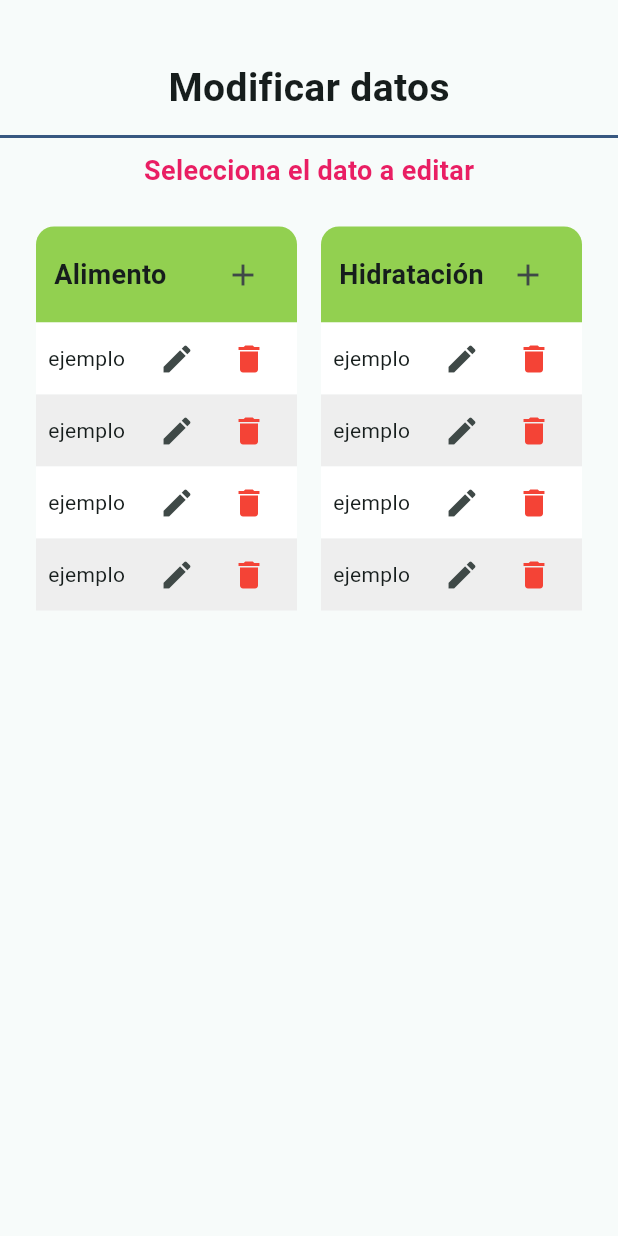
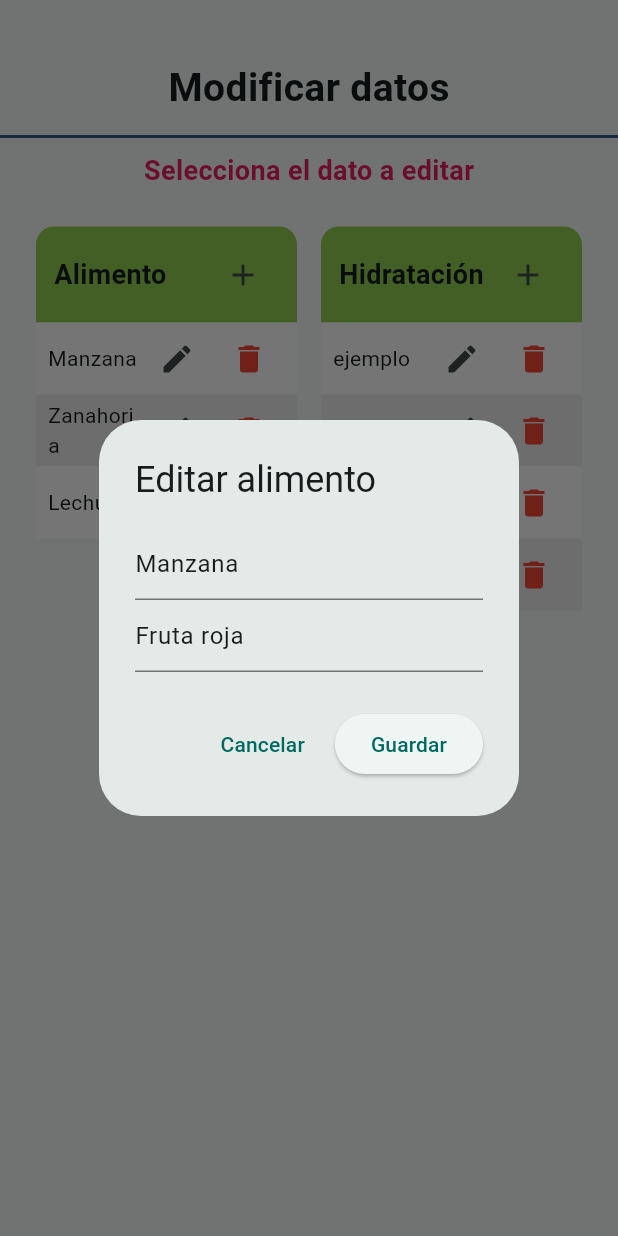
Before and after one commit to CodeAnd-Co/TECH-NEBRIOS-FLUTTER, a Flutter app: the screen it shows after launch, after a tap on the "edit" icon, on a phone screen of 412 x 824 dp. Run offline on Flutter 3.47's test engine with Material 3 defaults, Android fonts, the phone set to English and light mode, and no system bars.

Commit message:
Implementar edición de  alimentos

```diff
--- /dev/null
+++ b/tech_nebrios_tracker/lib/data/models/alimento_model.dart
@@ -0,0 +1,17 @@
+class Alimento {
+  final int idAlimento;
+  final String nombreAlimento;
+  final String descripcionAlimento;
+
+  Alimento({
+    required this.idAlimento,
+    required this.nombreAlimento,
+    required this.descripcionAlimento,
+  });
+
+  factory Alimento.fromJson(Map<String, dynamic> json) => Alimento(
+    idAlimento: json['idAlimento'],
+    nombreAlimento: json['nombreAlimento'],
+    descripcionAlimento: json['descripcionAlimento'],
+  );
+}
--- /dev/null
+++ b/tech_nebrios_tracker/lib/data/repositories/alimento_repository.dart
@@ -0,0 +1,18 @@
+import '../models/alimento_model.dart';
+import '../services/alimentacion_service.dart';
+
+class AlimentoRepository {
+  final AlimentacionService _service;
+
+  AlimentoRepository(this._service);
+
+  /// Obtiene la lista de alimentos
+  Future<List<Alimento>> obtenerAlimentos() async {
+    return await _service.obtenerAlimentos();
+  }
+
+  /// Edita un alimento existente
+  Future<void> editarAlimento(Alimento comida) async {
+    await _service.editarAlimento(comida);
+  }
+}
--- /dev/null
+++ b/tech_nebrios_tracker/lib/data/services/alimentacion_service.dart
@@ -0,0 +1,53 @@
+import 'dart:convert';
+import 'package:http/http.dart' as http;
+import '../models/alimento_model.dart';
+
+class AlimentacionService {
+  static const _baseUrl = 'http://localhost:3000';
+
+  // Temporal: datos de ejemplo sin usar la API
+  Future<List<Alimento>> obtenerAlimentos() async {
+    // Simula un retardo como si fuera una llamada de red
+    await Future.delayed(const Duration(milliseconds: 500));
+    return [
+      Alimento(
+        idAlimento: 1,
+        nombreAlimento: 'Manzana',
+        descripcionAlimento: 'Fruta roja',
+      ),
+      Alimento(
+        idAlimento: 2,
+        nombreAlimento: 'Zanahoria',
+        descripcionAlimento: 'Verdura anaranjada',
+      ),
+      Alimento(
+        idAlimento: 3,
+        nombreAlimento: 'Lechuga',
+        descripcionAlimento: 'Hoja verde',
+      ),
+    ];
+  }
+
+  /// Envía la petición de editar
+  Future<void> editarAlimento(Alimento alimento) async {
+    final uri = Uri.parse(
+      '$_baseUrl/alimentacion/editar/${alimento.idAlimento}',
+    );
+    final payload = {
+      'nombreAlimento': alimento.nombreAlimento,
+      'descripcionAlimento': alimento.descripcionAlimento,
+    };
+
+    final response = await http.put(
+      uri,
+      headers: {'Content-Type': 'application/json'},
+      body: jsonEncode(payload),
+    );
+
+    if (response.statusCode != 200) {
+      throw Exception(
+        'Error al editar alimento (${response.statusCode}): ${response.body}',
+      );
+    }
+  }
+}
--- /dev/null
+++ b/tech_nebrios_tracker/lib/framework/viewmodels/alimentacion_viewmodel.dart
@@ -0,0 +1,54 @@
+import 'package:flutter/foundation.dart';
+
+import '../../data/models/alimento_model.dart';
+import '../../data/repositories/alimento_repository.dart';
+import '../../data/services/alimentacion_service.dart';
+
+class AlimentacionViewModel extends ChangeNotifier {
+  final AlimentoRepository _repo;
+
+  AlimentacionViewModel() : _repo = AlimentoRepository(AlimentacionService());
+
+  bool _isLoading = false;
+  String? _error;
+  List<Alimento> _alimentos = [];
+
+  bool get isLoading => _isLoading;
+  String? get error => _error;
+  List<Alimento> get alimentos => List.unmodifiable(_alimentos);
+
+  /// Carga inicial de datos
+  Future<void> cargarAlimentos() async {
+    _setLoading(true);
+    try {
+      _alimentos = await _repo.obtenerAlimentos();
+      _error = null;
+    } catch (e) {
+      _error = 'Error al cargar alimentos: $e';
+    }
+    _setLoading(false);
+  }
+
+  /// Edita un alimento existente
+  Future<void> editarAlimento(Alimento alimento) async {
+    _setLoading(true);
+    try {
+      await _repo.editarAlimento(alimento);
+      final idx = _alimentos.indexWhere(
+        (a) => a.idAlimento == alimento.idAlimento,
+      );
+      if (idx != -1) {
+        _alimentos[idx] = alimento;
+      }
+      _error = null;
+    } catch (e) {
+      _error = 'Error al editar alimento: $e';
+    }
+    _setLoading(false);
+  }
+
+  void _setLoading(bool v) {
+    _isLoading = v;
+    notifyListeners();
+  }
+}
--- /dev/null
+++ b/tech_nebrios_tracker/lib/framework/views/modificar_alimento_hidratacion_view.dart
@@ -0,0 +1,250 @@
+import 'package:flutter/material.dart';
+import '../../data/models/alimento_model.dart';
+import '../../data/repositories/alimento_repository.dart';
+import '../../data/services/alimentacion_service.dart';
+
+class AlimentacionScreen extends StatefulWidget {
+  const AlimentacionScreen({super.key});
+
+  @override
+  State<AlimentacionScreen> createState() => _AlimentacionScreenState();
+}
+
+class _AlimentacionScreenState extends State<AlimentacionScreen> {
+  late final AlimentoRepository _repo;
+  List<Alimento> alimentos = [];
+  final List<String> hidrataciones = ['ejemplo', 'ejemplo', 'ejemplo', 'ejemplo'];
+
+  @override
+  void initState() {
+    super.initState();
+    _repo = AlimentoRepository(AlimentacionService());
+    _cargarAlimentos();
+  }
+
+  Future<void> _cargarAlimentos() async {
+    try {
+      final lista = await _repo.obtenerAlimentos();
+      setState(() => alimentos = lista);
+    } catch (e) {
+      // manejar error
+    }
+  }
+
+  @override
+  Widget build(BuildContext context) {
+    return Scaffold(
+      backgroundColor: const Color(0xFFF7FBFA),
+      body: Column(
+        children: [
+          const SizedBox(height: 40),
+          const Text(
+            "Modificar datos",
+            style: TextStyle(fontSize: 26, fontWeight: FontWeight.bold),
+          ),
+          const Padding(
+            padding: EdgeInsets.only(top: 4.0),
+            child: Divider(
+              color: Color(0xFF385881),
+              thickness: 2,
+              height: 20,
+            ),
+          ),
+          const Text(
+            'Selecciona el dato a editar',
+            style: TextStyle(
+              fontWeight: FontWeight.bold,
+              fontSize: 18,
+              color: Colors.pink,
+            ),
+          ),
+          const SizedBox(height: 24),
+          Expanded(
+            child: Padding(
+              padding: const EdgeInsets.symmetric(horizontal: 24.0),
+              child: Row(
+                children: [
+                  Expanded(
+                    child: _buildColumnSectionAlimentos(),
+                  ),
+                  const SizedBox(width: 16),
+                  Expanded(
+                    child: _buildColumnSectionHydratacion(),
+                  ),
+                ],
+              ),
+            ),
+          ),
+        ],
+      ),
+    );
+  }
+
+  Widget _buildColumnSectionAlimentos() {
+    return Column(
+      crossAxisAlignment: CrossAxisAlignment.stretch,
+      children: [
+        Container(
+          padding: const EdgeInsets.symmetric(horizontal: 12, vertical: 8),
+          decoration: const BoxDecoration(
+            color: Color(0xFF92D050),
+            borderRadius: BorderRadius.vertical(top: Radius.circular(12)),
+          ),
+          child: Row(
+            mainAxisAlignment: MainAxisAlignment.spaceBetween,
+            children: [
+              const Text(
+                'Alimento',
+                style: TextStyle(fontSize: 18, fontWeight: FontWeight.bold),
+              ),
+              IconButton(
+                icon: const Icon(Icons.add),
+                onPressed: _onAgregarAlimento,
+              ),
+            ],
+          ),
+        ),
+        ...alimentos.asMap().entries.map((entry) {
+          final idx = entry.key;
+          final comida = entry.value;
+          return _buildRowAlimento(comida, idx);
+        }).toList(),
+      ],
+    );
+  }
+
+  Widget _buildColumnSectionHydratacion() {
+    return Column(
+      crossAxisAlignment: CrossAxisAlignment.stretch,
+      children: [
+        Container(
+          padding: const EdgeInsets.symmetric(horizontal: 12, vertical: 8),
+          decoration: const BoxDecoration(
+            color: Color(0xFF92D050),
+            borderRadius: BorderRadius.vertical(top: Radius.circular(12)),
+          ),
+          child: Row(
+            mainAxisAlignment: MainAxisAlignment.spaceBetween,
+            children: [
+              const Text(
+                'Hidratación',
+                style: TextStyle(fontSize: 18, fontWeight: FontWeight.bold),
+              ),
+              IconButton(
+                icon: const Icon(Icons.add),
+                onPressed: () {}, // aqui va _onAgregarHidratacion
+
+              ),
+            ],
+          ),
+        ),
+        ...hidrataciones.asMap().entries.map((entry) {
+          final idx = entry.key;
+          return _buildRowHydratacion(entry.value, idx);
+        }).toList(),
+      ],
+    );
+  }
+
+  Widget _buildRowAlimento(Alimento alimento, int index) {
+    final isEven = index.isEven;
+    final bg = isEven ? Colors.white : Colors.grey.shade200;
+    return Container(
+      color: bg,
+      padding: const EdgeInsets.symmetric(horizontal: 8),
+      height: 48,
+      child: Row(
+        children: [
+          Expanded(child: Text(alimento.nombreAlimento)),
+          IconButton(
+            icon: const Icon(Icons.edit),
+            onPressed: () => _onEditarAlimento(alimento, index),
+          ),
+          IconButton(
+            icon: const Icon(Icons.delete, color: Colors.red),
+            onPressed: () async { // aqui va _onEliminarAlimento
+            },
+          ),
+        ],
+      ),
+    );
+  }
+
+  Widget _buildRowHydratacion(String text, int index) {
+    final isEven = index.isEven;
+    final bg = isEven ? Colors.white : Colors.grey.shade200;
+    return Container(
+      color: bg,
+      padding: const EdgeInsets.symmetric(horizontal: 8),
+      height: 48,
+      child: Row(
+        children: [
+          Expanded(child: Text(text)),
+          IconButton(icon: const Icon(Icons.edit), onPressed: () {}),
+          IconButton(icon: const Icon(Icons.delete, color: Colors.red), onPressed: () {}),
+        ],
+      ),
+    );
+  }
+
+  void _onAgregarAlimento() {
+    final nombreCtrl = TextEditingController();
+    final descCtrl = TextEditingController();
+    showDialog(
+      context: context,
+      builder: (_) => AlertDialog(
+        title: const Text('Nuevo alimento'),
+        content: Column(
+          mainAxisSize: MainAxisSize.min,
+          children: [
+            TextField(controller: nombreCtrl, decoration: const InputDecoration(hintText: 'Nombre')),
+            TextField(controller: descCtrl, decoration: const InputDecoration(hintText: 'Descripción')),
+          ],
+        ),
+        actions: [
+          TextButton(onPressed: () => Navigator.pop(context), child: const Text('Cancelar')),
+          ElevatedButton(
+            onPressed: () async {
+              // Guardar el nuevo alimento
+            },
+            child: const Text('Guardar'),
+          ),
+        ],
+      ),
+    );
+  }
+
+  void _onEditarAlimento(Alimento alimento, int index) {
+    final nombreCtrl = TextEditingController(text: alimento.nombreAlimento);
+    final descCtrl = TextEditingController(text: alimento.descripcionAlimento);
+    showDialog(
+      context: context,
+      builder: (_) => AlertDialog(
+        title: const Text('Editar alimento'),
+        content: Column(
+          mainAxisSize: MainAxisSize.min,
+          children: [
+            TextField(controller: nombreCtrl, decoration: const InputDecoration(hintText: 'Nombre')),
+            TextField(controller: descCtrl, decoration: const InputDecoration(hintText: 'Descripción')),
+          ],
+        ),
+        actions: [
+          TextButton(onPressed: () => Navigator.pop(context), child: const Text('Cancelar')),
+          ElevatedButton(
+            onPressed: () async {
+              final updated = Alimento(
+                idAlimento: alimento.idAlimento,
+                nombreAlimento: nombreCtrl.text.trim(),
+                descripcionAlimento: descCtrl.text.trim(),
+              );
+              await _repo.editarAlimento(updated);
+              setState(() => alimentos[index] = updated);
+              Navigator.pop(context);
+            },
+            child: const Text('Guardar'),
+          ),
+        ],
+      ),
+    );
+  }
+}
--- a/tech_nebrios_tracker/lib/framework/views/registrarCharola_view.dart
+++ /dev/null
@@ -1,203 +0,0 @@
-import 'package:flutter/material.dart';
-
-class AlimentacionScreen extends StatefulWidget {
-  const AlimentacionScreen({super.key});
-
-  @override
-  State<AlimentacionScreen> createState() => _AlimentacionScreenState();
-}
-
-class _AlimentacionScreenState extends State<AlimentacionScreen> {
-  List<String> alimentos = ['ejemplo', 'ejemplo', 'ejemplo', 'ejemplo'];
-  List<String> hidrataciones = ['ejemplo', 'ejemplo', 'ejemplo', 'ejemplo'];
-
-  @override
-  Widget build(BuildContext context) {
-    return Scaffold(
-      backgroundColor: const Color(0xFFF7FBFA),
-      body: Column(
-        children: [
-          const SizedBox(height: 40),
-          const Text(
-            "Modificar datos",
-            style: TextStyle(fontSize: 26, fontWeight: FontWeight.bold),
-          ),
-          const Padding(
-            padding: EdgeInsets.only(top: 4.0),
-            child: Divider(
-              color: Color(0xFF385881),
-              thickness: 2,
-              height: 20,
-            ),
-          ),
-          const Text(
-            'Selecciona el dato a editar',
-            style: TextStyle(
-              fontWeight: FontWeight.bold,
-              fontSize: 18,
-              color: Colors.pink,
-            ),
-          ),
-          const SizedBox(height: 24),
-          Expanded(
-            child: Padding(
-              padding: const EdgeInsets.symmetric(horizontal: 24.0),
-              child: Row(
-                children: [
-                  Expanded(
-                    child: _buildColumnSection(
-                      "Alimento",
-                      alimentos,
-                      onAdd: () {
-                        showDialog(
-                          context: context,
-                          builder: (context) {
-                            final TextEditingController _controller = TextEditingController();
-
-                            return AlertDialog(
-                              title: const Text('Nuevo alimento'),
-                              content: TextField(
-                                controller: _controller,
-                                decoration: const InputDecoration(
-                                  hintText: 'Ingrese el nombre del alimento',
-                                ),
-                              ),
-                              actions: [
-                                TextButton(
-                                  onPressed: () => Navigator.pop(context), // cerrar sin guardar
-                                  child: const Text('Cancelar'),
-                                ),
-                                ElevatedButton(
-                                  onPressed: () {
-                                    final nuevo = _controller.text.trim();
-                                    if (nuevo.isNotEmpty) {
-                                      setState(() {
-                                        alimentos.add(nuevo);
-                                      });
-                                      Navigator.pop(context); // cerrar después de guardar
-                                    }
-                                  },
-                                  child: const Text('Guardar'),
-                                ),
-                              ],
-                            );
-                          },
-                        );
-                      },
-                    ),
-                  ),
-                  const SizedBox(width: 16),
-                  Expanded(
-                    child: _buildColumnSection(
-                      "Hidratación",
-                      hidrataciones,
-                      onAdd: () {
-                        showDialog(
-                          context: context,
-                          builder: (context) {
-                            final TextEditingController _controller = TextEditingController();
-
-                            return AlertDialog(
-                              title: const Text('Nueva hidratación'),
-                              content: TextField(
-                                controller: _controller,
-                                decoration: const InputDecoration(
-                                  hintText: 'Ingrese el nombre de la nueva hidratación',
-                                ),
-                              ),
-                              actions: [
-                                TextButton(
-                                  onPressed: () => Navigator.pop(context), // cerrar sin guardar
-                                  child: const Text('Cancelar'),
-                                ),
-                                ElevatedButton(
-                                  onPressed: () {
-                                    final nuevo = _controller.text.trim();
-                                    if (nuevo.isNotEmpty) {
-                                      setState(() {
-                                        alimentos.add(nuevo);
-                                      });
-                                      Navigator.pop(context); // cerrar después de guardar
-                                    }
-                                  },
-                                  child: const Text('Guardar'),
-                                ),
-                              ],
-                            );
-                          },
-                        );
-                      },
-
-                    ),
-                  ),
-                ],
-              ),
-            ),
-          ),
-        ],
-      ),
-    );
-  }
-
-  Widget _buildColumnSection(
-      String title, List<String> items, {required VoidCallback onAdd}) {
-  return Column(
-    crossAxisAlignment: CrossAxisAlignment.stretch,
-    children: [
-      // Encabezado con fondo verde y botón "+"
-      Container(
-        padding: const EdgeInsets.symmetric(horizontal: 12, vertical: 8),
-        decoration: const BoxDecoration(
-          color: Color(0xFF92D050),
-          borderRadius: BorderRadius.vertical(top: Radius.circular(12)),
-        ),
-        child: Row(
-          mainAxisAlignment: MainAxisAlignment.spaceBetween,
-          children: [
-            Text(
-              title,
-              style: const TextStyle(fontSize: 18, fontWeight: FontWeight.bold),
-            ),
-            IconButton(
-              onPressed: onAdd,
-              icon: const Icon(Icons.add),
-            ),
-          ],
-        ),
-      ),
-
-      // Lista de filas (con fondo blanco solo en cada fila)
-      ...items.asMap().entries.map((entry) {
-        final index = entry.key;
-        final item = entry.value;
-        return _buildRow(item, index);
-      }).toList(),
-
-    ],
-  );
-
-  }
-
-  Widget _buildRow(String text, int index) {
-    final bool isEven = index % 2 == 0;
-    final Color backgroundColor = isEven ? Colors.white : Colors.grey.shade200;
-
-    return Container(
-      padding: const EdgeInsets.symmetric(horizontal: 8),
-      height: 48,
-      color: backgroundColor,
-      child: Row(
-        children: [
-          Expanded(child: Text(text)),
-          IconButton(icon: const Icon(Icons.edit), onPressed: () {}),
-          IconButton(
-            icon: const Icon(Icons.delete, color: Colors.red),
-            onPressed: () {},
-          ),
-        ],
-      ),
-    );
-  }
-
-
-}
--- a/tech_nebrios_tracker/lib/main.dart
+++ b/tech_nebrios_tracker/lib/main.dart
@@ -4,7 +4,7 @@ import 'package:provider/provider.dart';
 // Aquí puedes importar tus viewmodels reales cuando estén listos
 // import 'framework/viewmodels/alimentacion_viewmodel.dart';
 
-import 'framework/views/registrarCharola_view.dart'; // Asegúrate de importar bien tu pantalla
+import 'framework/views/modificar_alimento_hidratacion_view.dart'; // Asegúrate de importar bien tu pantalla
 
 void main() {
   runApp(const NebriosApp());
```
Also changed, not shown: tech_nebrios_tracker/lib/framework/viewmodels/registrarCharola_viewmodel.dart (deleted).
